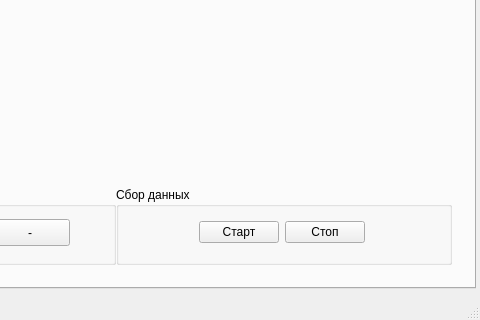
First picture: the form in mainwindow.ui, repository WTFTrick/TestMutomo, before the edit; both pictures show x 255 to 735 and y 221 to 541 of the 735 by 541 pixel window.
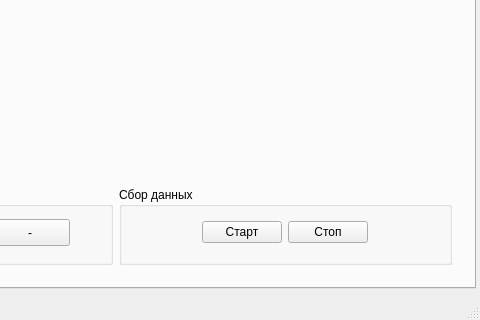
Second picture: the form after the edit. Custom widgets are drawn as their Qt base class.

Commit message: Create available rules for widgets

Diff of the .ui file:
```diff
--- a/mainwindow.ui
+++ b/mainwindow.ui
@@ -59,7 +59,7 @@
         </property>
         <layout class="QHBoxLayout" name="horizontalLayout_4">
          <property name="spacing">
-          <number>0</number>
+          <number>6</number>
          </property>
          <item>
           <widget class="QGroupBox" name="groupBox_scale">
```
The commit also changes 5 other files.
